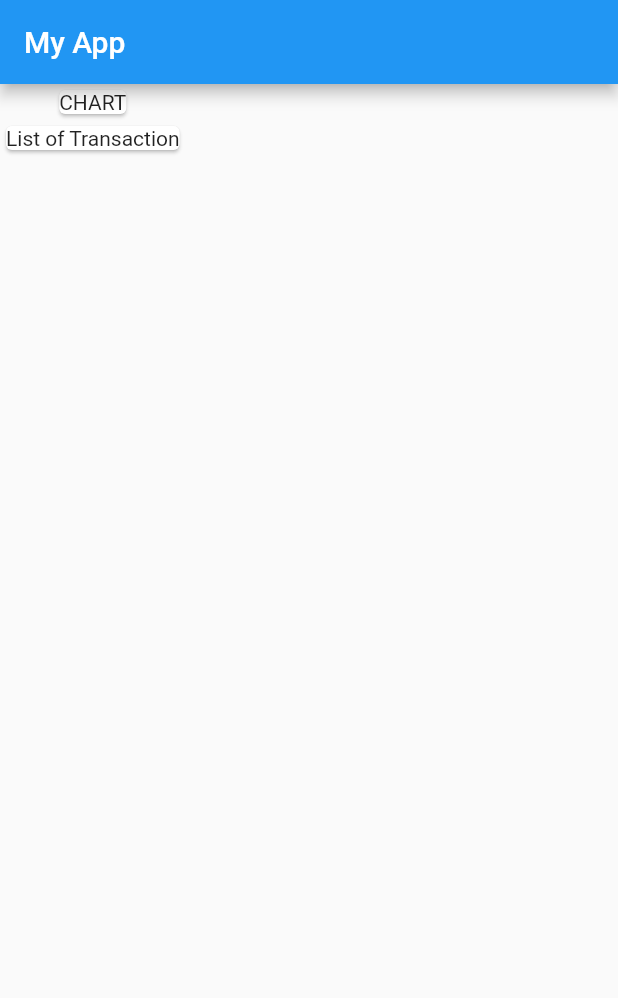
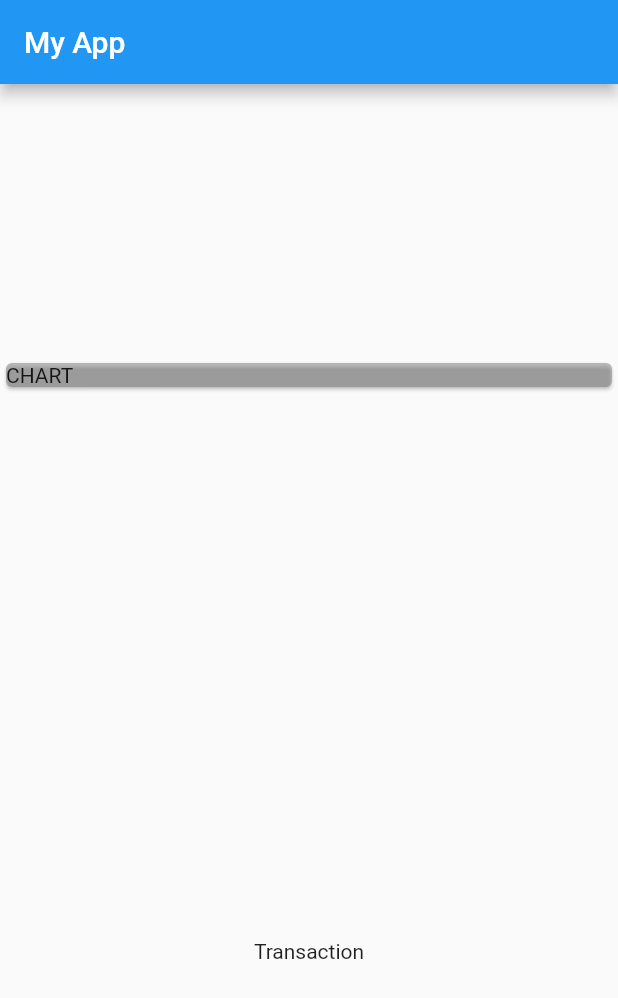
Before and after one commit to aj2460/Expense-calc, a Flutter app: the screen it shows after launch, on a phone screen of 412 x 824 dp. Shown: the top 998 px of the screen. Run offline on Flutter 3.47's test engine with Material 2 defaults, Android fonts, the phone set to English and light mode, and no system bars.

Commit message:
card alignment and spacing

```diff
--- a/lib/main.dart
+++ b/lib/main.dart
@@ -20,13 +20,17 @@ class MyHomePage extends StatelessWidget {
           title: Text("My App"),
         ),
         body: Column(
+          mainAxisAlignment: MainAxisAlignment.spaceAround,
+          crossAxisAlignment: CrossAxisAlignment.center,
           children: [
-            Card(
-              child: Text("CHART"),
+            Container(
+              width: double.infinity,
+              child: Card(
+                color: Color.fromRGBO(128, 128, 128, .5),
+                child: Text("CHART"),
+              ),
             ),
-            Card(
-              child: Text("List of Transaction"),
-            )
+            Text("Transaction")
           ],
         ));
   }
```
